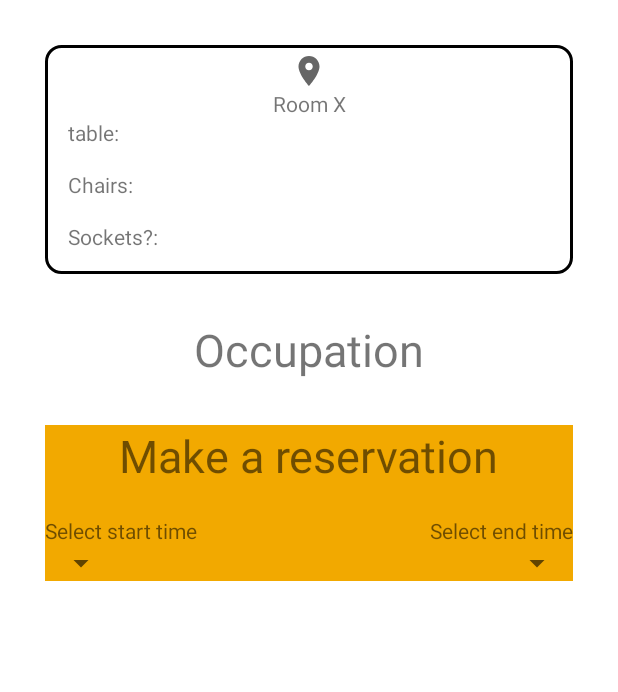
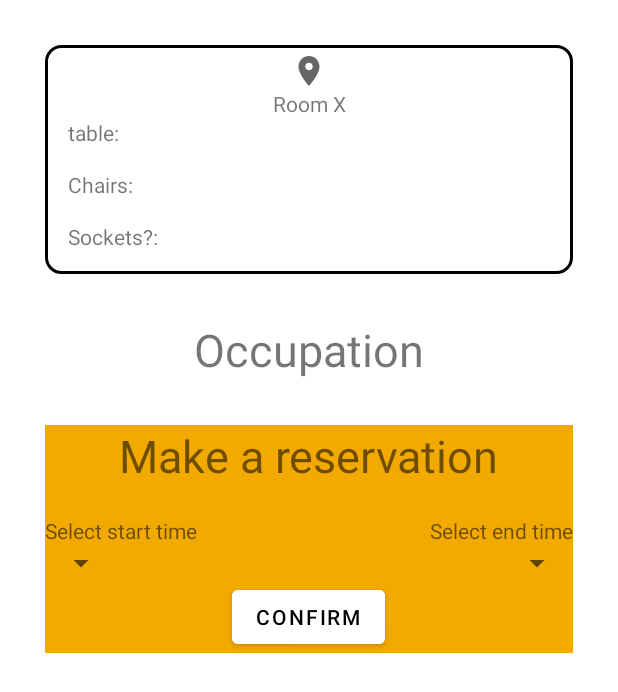
Before and after one commit to extremelf/libsked, an Android app: the RoomSchedule screen opened directly, with no data from a screen before it, on a phone screen of 412 x 824 dp. Shown: the top 692 px of the screen. Run offline under Robolectric (Android 15) with nearby library versions, the phone set to English and light mode, and no system bars.

Commit message:
addition of confirmation button on layout

```diff
--- a/Android/app/src/main/res/layout/activity_room_schedule.xml
+++ b/Android/app/src/main/res/layout/activity_room_schedule.xml
@@ -146,6 +146,16 @@
                     android:layout_height="wrap_content"
                     android:layout_below="@id/startTv"
                     android:layout_alignParentEnd="true" />
+
+                <Button
+                    android:id="@+id/reservationButton"
+                    android:layout_width="wrap_content"
+                    android:layout_height="wrap_content"
+                    android:layout_below="@id/spinnerEnd"
+                    android:layout_centerHorizontal="true"
+                    android:backgroundTint="@color/white"
+                    android:textColor="@color/black"
+                    android:text="Confirm"/>
             </RelativeLayout>
 
 
```
